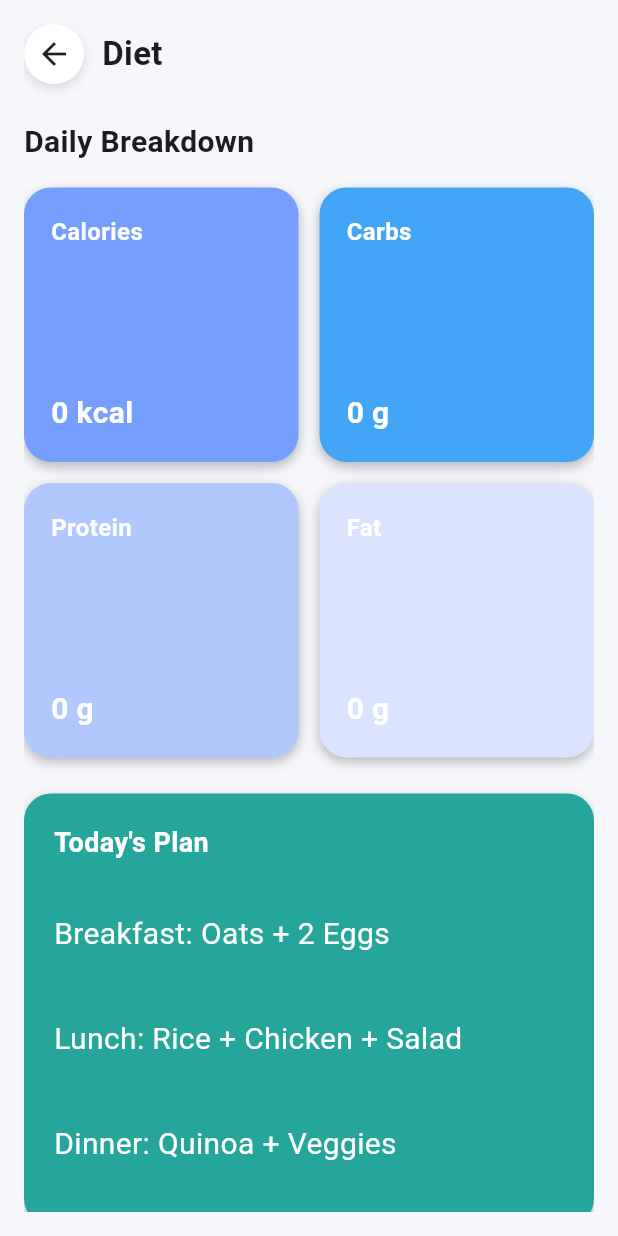
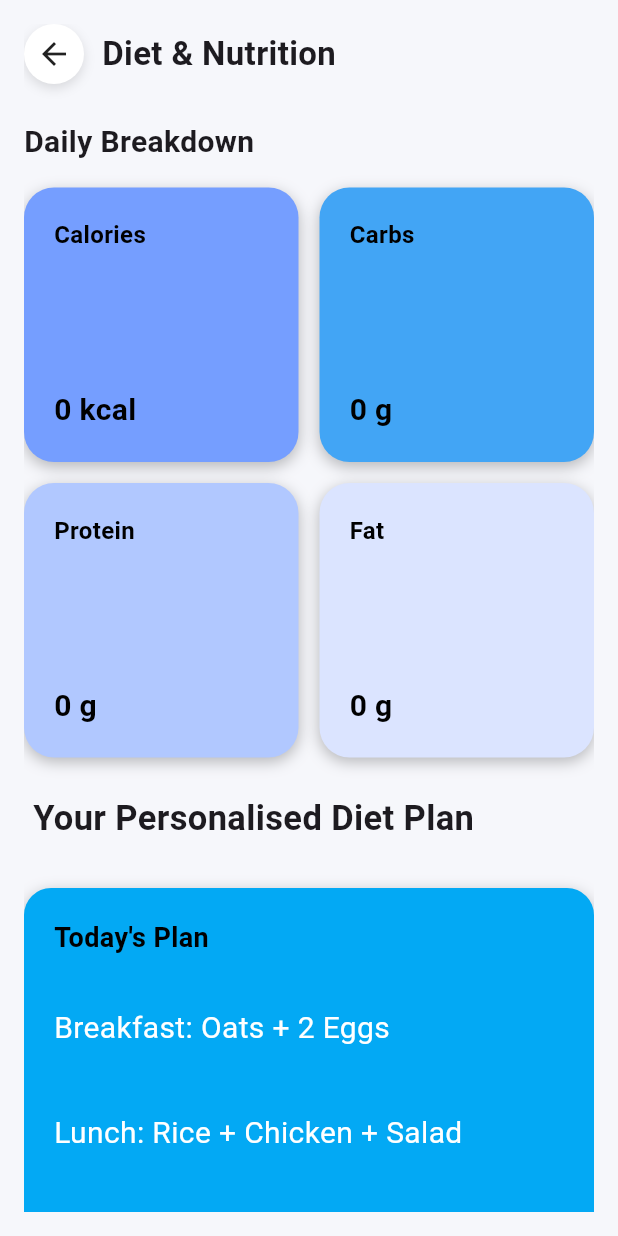
Before and after one commit to SWASTIKA567/Workout-Planner-App, a Flutter app: the DietScreen screen opened directly with empty values, on a phone screen of 412 x 824 dp. Run offline on Flutter 3.47's test engine with Material 3 defaults, Android fonts, the phone set to English and light mode, and no system bars; our stand-ins replace cloud_firestore, firebase_auth, firebase_core, flutter_svg, get; accounts and stored records are empty.

Commit message:
Improved theme handling

```diff
--- a/lib/controllers/api_controller.dart
+++ b/lib/controllers/api_controller.dart
@@ -1,4 +1,5 @@
 import 'dart:convert';
+import 'dart:developer';
 import 'package:http/http.dart' as http;
 import '/models/user_input_model.dart';
 
@@ -17,11 +18,11 @@ class ApiController {
         final data = jsonDecode(response.body);
         return data["workout_type"];
       } else {
-        print("Error: ${response.statusCode}");
+        log("Error: ${response.statusCode}");
         return null;
       }
     } catch (e) {
-      print("API Error: $e");
+      log("API Error: $e");
       return null;
     }
   }
--- a/lib/login_screen.dart
+++ b/lib/login_screen.dart
@@ -70,6 +70,7 @@ class _LoginScreenState extends State<LoginScreen> {
   @override
   Widget build(BuildContext context) {
     return Scaffold(
+      resizeToAvoidBottomInset: false,
       backgroundColor: Colors.white,
       body: Stack(
         children: [
--- a/lib/models/firestore_service.dart
+++ b/lib/models/firestore_service.dart
@@ -11,7 +11,7 @@ class FirestoreService {
       final doc = await _firestore.collection('users').doc(userId).get();
       if (doc.exists) return doc.data() as Map<String, dynamic>;
     } catch (e) {
-      print("Error getting data: $e");
+      log("Error getting data: $e");
     }
     return null;
   }
@@ -27,7 +27,7 @@ class FirestoreService {
         'workout_plans': {'day_$dayIndex': plan},
       }, SetOptions(merge: true));
     } catch (e) {
-      print("Error saving plan: $e");
+      log("Error saving plan: $e");
     }
   }
 }
--- a/lib/views/diet_screen.dart
+++ b/lib/views/diet_screen.dart
@@ -12,12 +12,14 @@ class DietScreen extends StatelessWidget {
     required Color color,
   }) {
     return Container(
-      padding: const EdgeInsets.all(18),
+      width: 200,
+      height: 200,
+      padding: const EdgeInsets.all(20),
       decoration: BoxDecoration(
         color: color,
-        borderRadius: BorderRadius.circular(18),
+        borderRadius: BorderRadius.circular(20),
         boxShadow: const [
-          BoxShadow(color: Colors.black26, blurRadius: 6, offset: Offset(0, 3)),
+          BoxShadow(color: Colors.black26, blurRadius: 8, offset: Offset(0, 3)),
         ],
       ),
       child: Column(
@@ -29,7 +31,7 @@ class DietScreen extends StatelessWidget {
             style: const TextStyle(
               fontWeight: FontWeight.w600,
               fontSize: 16,
-              color: Colors.white,
+              color: Colors.black,
             ),
           ),
           Text(
@@ -37,7 +39,7 @@ class DietScreen extends StatelessWidget {
             style: const TextStyle(
               fontWeight: FontWeight.bold,
               fontSize: 20,
-              color: Colors.white,
+              color: Colors.black,
             ),
           ),
         ],
@@ -98,11 +100,14 @@ class DietScreen extends StatelessWidget {
                         ),
                       ),
                       const SizedBox(width: 12),
-                      const Text(
-                        "Diet",
-                        style: TextStyle(
-                          fontSize: 22,
-                          fontWeight: FontWeight.bold,
+                      Center(
+                        child: Text(
+                          "Diet & Nutrition",
+                          textAlign: TextAlign.center,
+                          style: TextStyle(
+                            fontSize: 22,
+                            fontWeight: FontWeight.bold,
+                          ),
                         ),
                       ),
                     ],
@@ -151,18 +156,31 @@ class DietScreen extends StatelessWidget {
                   ),
 
                   const SizedBox(height: 24),
+                  Column(
+                    children: [
+                      Text(
+                        " Your Personalised Diet Plan",
+                        style: TextStyle(
+                          fontSize: 23,
+                          fontWeight: FontWeight.w600,
+                        ),
+                      ),
+                    ],
+                  ),
+
+                  const SizedBox(height: 30),
 
                   // Big container below
                   Container(
                     width: double.infinity,
                     padding: const EdgeInsets.all(20),
                     decoration: BoxDecoration(
-                      color: Colors.teal.shade400,
+                      color: Colors.lightBlue,
                       borderRadius: BorderRadius.circular(18),
                       boxShadow: const [
                         BoxShadow(
                           color: Colors.black26,
-                          blurRadius: 6,
+                          blurRadius: 8,
                           offset: Offset(0, 3),
                         ),
                       ],
@@ -175,7 +193,7 @@ class DietScreen extends StatelessWidget {
                           style: TextStyle(
                             fontSize: 18,
                             fontWeight: FontWeight.bold,
-                            color: Colors.white,
+                            color: Colors.black,
                           ),
                         ),
                         SizedBox(height: 12),
--- a/lib/views/home_screen.dart
+++ b/lib/views/home_screen.dart
@@ -59,7 +59,7 @@ class _HomeScreenState extends State<HomeScreen> {
           fitnessLevel = doc['inputs']['fitness_level'];
           isLoading = false;
         });
-        print("Fetched data -> Type: $workoutType | Level : $fitnessLevel");
+        log("Fetched data -> Type: $workoutType | Level : $fitnessLevel");
 
         showSnackBar("Workout data fetched successfully ");
       } else {
--- a/pubspec.yaml
+++ b/pubspec.yaml
@@ -71,8 +71,8 @@ flutter:
     - assets/bg1.jpg
     - assets/female.svg
     - assets/male.svg
-    - assets/veg.jpeg
-    - assets/non veg.webp
+    - assets/veg.jpg
+    - assets/non veg.jpg
 
 
 
```
Also changed, not shown: lib/views/Gender_screen.dart (+1 -23 lines), lib/views/Level_screen.dart (+10 -10 lines), lib/views/age_screen.dart (+5 -5 lines), lib/views/choice_screen.dart (+5 -5 lines), lib/views/goal_screen.dart (+10 -10 lines), lib/views/height_screen.dart (+9 -9 lines), lib/views/profile_screen.dart (+12 -10 lines), lib/views/targetweight_screen.dart (+10 -10 lines), lib/views/weight_screen.dart (+8 -8 lines), lib/controllers/workout_liberary.dart (deleted).
